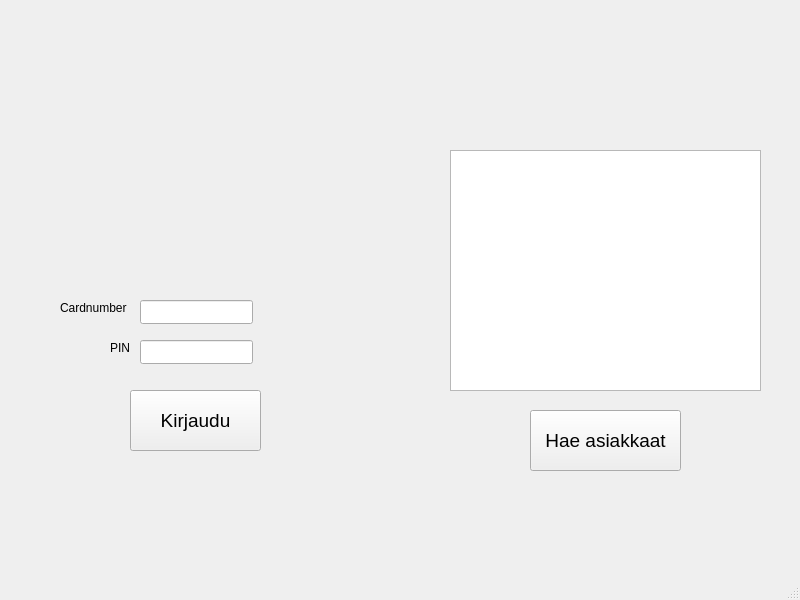
Above: bankautomat/mainwindow.ui from tvt21kmo-bank-project/group_16 before the change. Below: the same form after it.
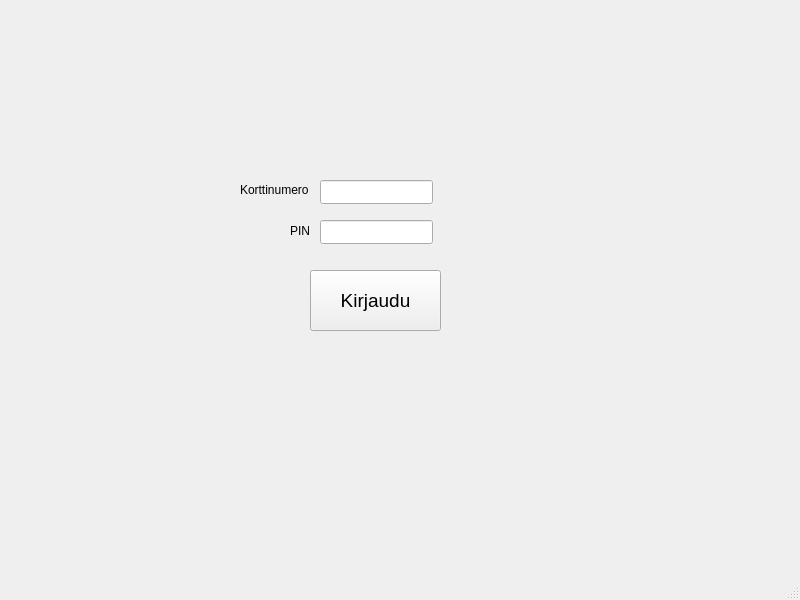
That is the form after the change.

Commit message: Näytä saldo ja kirjautumisen error messaget

What changed in the file:
```diff
--- a/bankautomat/mainwindow.ui
+++ b/bankautomat/mainwindow.ui
@@ -14,39 +14,11 @@
    <string>MainWindow</string>
   </property>
   <widget class="QWidget" name="centralwidget">
-   <widget class="QPushButton" name="btnGetAsiakas">
-    <property name="geometry">
-     <rect>
-      <x>530</x>
-      <y>410</y>
-      <width>151</width>
-      <height>61</height>
-     </rect>
-    </property>
-    <property name="font">
-     <font>
-      <pointsize>14</pointsize>
-     </font>
-    </property>
-    <property name="text">
-     <string>Hae asiakkaat</string>
-    </property>
-   </widget>
-   <widget class="QTextEdit" name="txtAsiakas">
-    <property name="geometry">
-     <rect>
-      <x>450</x>
-      <y>150</y>
-      <width>311</width>
-      <height>241</height>
-     </rect>
-    </property>
-   </widget>
    <widget class="QPushButton" name="btnLogin">
     <property name="geometry">
      <rect>
-      <x>130</x>
-      <y>390</y>
+      <x>310</x>
+      <y>270</y>
       <width>131</width>
       <height>61</height>
      </rect>
@@ -63,8 +35,8 @@
    <widget class="QLineEdit" name="lineCard">
     <property name="geometry">
      <rect>
-      <x>140</x>
-      <y>300</y>
+      <x>320</x>
+      <y>180</y>
       <width>113</width>
       <height>24</height>
      </rect>
@@ -73,42 +45,71 @@
    <widget class="QLineEdit" name="linePin">
     <property name="geometry">
      <rect>
-      <x>140</x>
-      <y>340</y>
+      <x>320</x>
+      <y>220</y>
       <width>113</width>
       <height>24</height>
      </rect>
     </property>
+    <property name="font">
+     <font>
+      <strikeout>false</strikeout>
+     </font>
+    </property>
     <property name="frame">
      <bool>true</bool>
     </property>
+    <property name="echoMode">
+     <enum>QLineEdit::Password</enum>
+    </property>
    </widget>
    <widget class="QLabel" name="labelCard">
     <property name="geometry">
      <rect>
-      <x>60</x>
-      <y>300</y>
-      <width>71</width>
-      <height>16</height>
+      <x>240</x>
+      <y>180</y>
+      <width>81</width>
+      <height>20</height>
      </rect>
     </property>
     <property name="text">
-     <string>Cardnumber</string>
+     <string>Korttinumero</string>
     </property>
    </widget>
    <widget class="QLabel" name="labelPin">
     <property name="geometry">
      <rect>
-      <x>110</x>
-      <y>340</y>
+      <x>290</x>
+      <y>220</y>
       <width>21</width>
-      <height>16</height>
+      <height>21</height>
      </rect>
     </property>
     <property name="text">
      <string>PIN</string>
     </property>
    </widget>
+   <widget class="QLabel" name="labelErrorMessage">
+    <property name="geometry">
+     <rect>
+      <x>260</x>
+      <y>250</y>
+      <width>231</width>
+      <height>20</height>
+     </rect>
+    </property>
+    <property name="font">
+     <font>
+      <pointsize>10</pointsize>
+     </font>
+    </property>
+    <property name="text">
+     <string/>
+    </property>
+    <property name="alignment">
+     <set>Qt::AlignCenter</set>
+    </property>
+   </widget>
   </widget>
   <widget class="QMenuBar" name="menubar">
    <property name="geometry">
```
The commit also changes 24 other files.
